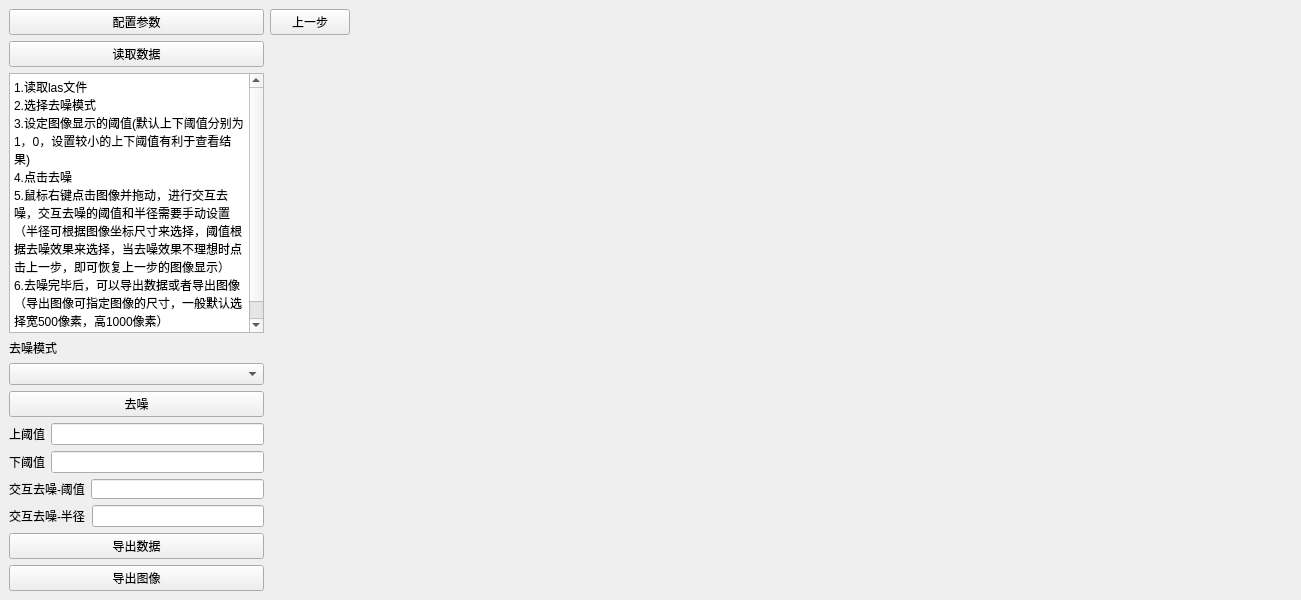
The window that mainwindow.ui (whycng/qt_denoise) describes before a commit, drawn with Qt 5.
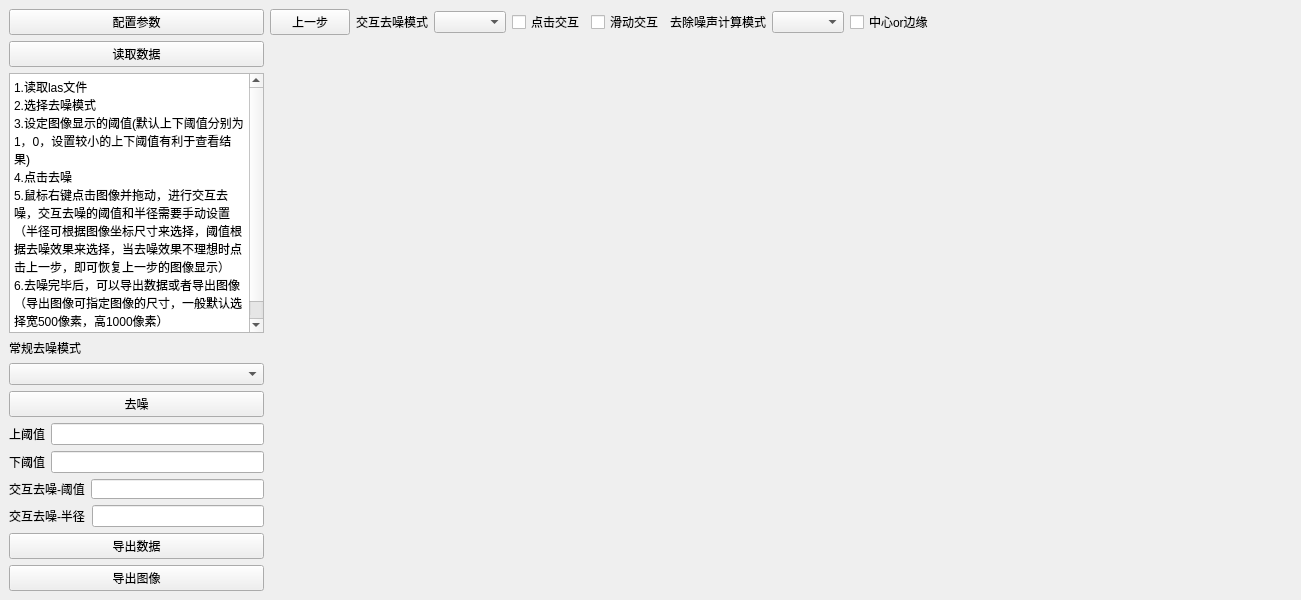
The same window after the commit.

What changed in the file:
```diff
--- a/mainwindow.ui
+++ b/mainwindow.ui
@@ -56,7 +56,7 @@
              </size>
             </property>
             <property name="text">
-             <string>去噪模式</string>
+             <string>常规去噪模式</string>
             </property>
            </widget>
           </item>
@@ -158,7 +158,7 @@
       <item>
        <layout class="QVBoxLayout" name="verticalLayout" stretch="1,100">
         <item>
-         <layout class="QHBoxLayout" name="horizontalLayout_3" stretch="0,0">
+         <layout class="QHBoxLayout" name="horizontalLayout_3" stretch="0,0,0,0,0,0,0,0,0">
           <item>
            <widget class="QPushButton" name="pushButton_back">
             <property name="text">
@@ -166,6 +166,47 @@
             </property>
            </widget>
           </item>
+          <item>
+           <widget class="QLabel" name="label_6">
+            <property name="text">
+             <string>交互去噪模式</string>
+            </property>
+           </widget>
+          </item>
+          <item>
+           <widget class="QComboBox" name="comboBox_InteractionMode"/>
+          </item>
+          <item>
+           <widget class="QCheckBox" name="checkBox_rightClick">
+            <property name="text">
+             <string>点击交互</string>
+            </property>
+           </widget>
+          </item>
+          <item>
+           <widget class="QCheckBox" name="checkBox_rightSlider">
+            <property name="text">
+             <string>滑动交互</string>
+            </property>
+           </widget>
+          </item>
+          <item>
+           <widget class="QLabel" name="label_7">
+            <property name="text">
+             <string>去除噪声计算模式</string>
+            </property>
+           </widget>
+          </item>
+          <item>
+           <widget class="QComboBox" name="comboBox_calDenoiseVal"/>
+          </item>
+          <item>
+           <widget class="QCheckBox" name="checkBox_whichone">
+            <property name="text">
+             <string>中心or边缘</string>
+            </property>
+           </widget>
+          </item>
           <item>
            <spacer name="horizontalSpacer">
             <property name="orientation">
```
